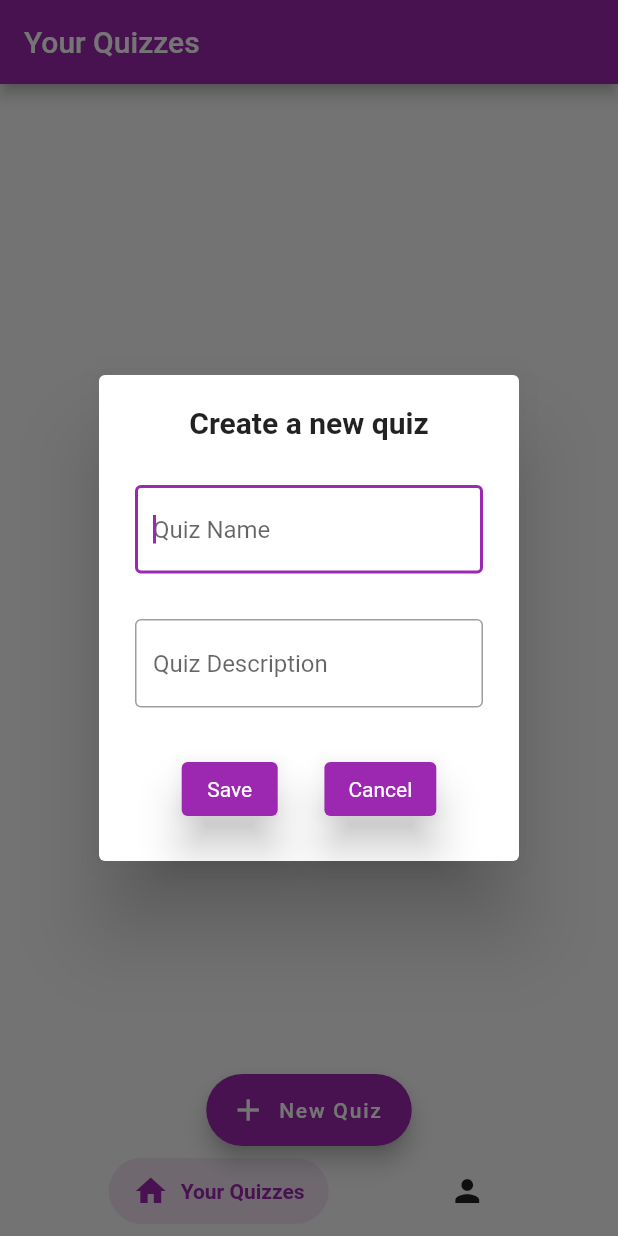
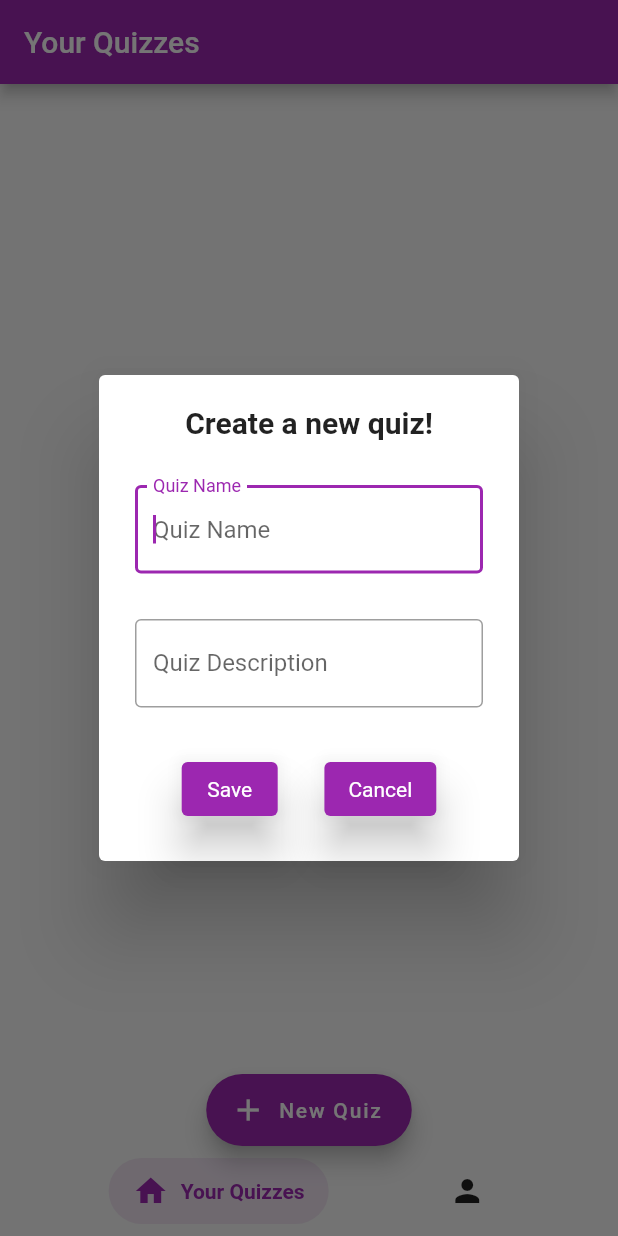
Before and after one commit to a-knaw-knee-mus/Flutter-Quizzer, a Flutter app: the screen it shows after launch, after a tap on "New Quiz", on a phone screen of 412 x 824 dp. Run offline on Flutter 3.47's test engine with Material 2 defaults, Android fonts, the phone set to English and light mode, and no system bars; drawn by our look-alikes of salomon_bottom_bar; our stand-ins replace flutter_slidable, hive, hive_flutter; accounts and stored records are empty.

Commit message:
edit quiz functionality

```diff
--- a/lib/screens/quiz_dialog_screen.dart
+++ b/lib/screens/quiz_dialog_screen.dart
@@ -1,36 +1,101 @@
 import 'package:flutter/material.dart';
+import 'package:flutter_quizzer/schema/quiz.dart';
+import 'package:flutter_quizzer/types/form_types.dart';
 
-class QuizDialog extends StatelessWidget {
-  final void Function(String, String) saveQuiz;
+class QuizDialog extends StatefulWidget {
+  final void Function(String, String, {String? quizId}) saveQuiz;
   final BuildContext context;
+  final FormType formType;
+  final Quiz? quiz;
+  final String? quizId;
 
-  QuizDialog({super.key, required this.saveQuiz, required this.context});
+  const QuizDialog({
+    super.key,
+    required this.saveQuiz,
+    required this.context,
+    required this.formType,
+    this.quizId,
+    this.quiz,
+  });
 
+  @override
+  State<QuizDialog> createState() => _QuizDialogState();
+}
+
+class _QuizDialogState extends State<QuizDialog> {
   final _quizNameController = TextEditingController();
+
   final _quizDescController = TextEditingController();
+
   final _formKey = GlobalKey<FormState>();
+
+  @override
+  void initState() {
+    if (widget.quiz != null) {
+      _quizNameController.text = widget.quiz!.name;
+      _quizDescController.text = widget.quiz!.description;
+    }
+    super.initState();
+  }
+
+  String getDialogTitle() {
+    switch (widget.formType) {
+      case FormType.create:
+        return 'Create a new quiz!';
+      case FormType.edit:
+        return 'Edit a quiz!';
+      default:
+        return 'Invalid form type';
+    }
+  }
+
+  String getSnackbarText() {
+    switch (widget.formType) {
+      case FormType.create:
+        return 'New quiz created!';
+      case FormType.edit:
+        return 'Quiz edited!';
+      default:
+        return 'Invalid form type';
+    }
+  }
+
+  Color getSnackbarColor() {
+    switch (widget.formType) {
+      case FormType.create:
+        return Colors.green;
+      case FormType.edit:
+        return Colors.blue;
+      default:
+        return Colors.green;
+    }
+  }
 
   void onSave() {
     // Form validate
     if (!_formKey.currentState!.validate()) return;
 
     // Form submit
-    saveQuiz(_quizNameController.text, _quizDescController.text);
+    widget.saveQuiz(
+      _quizNameController.text,
+      _quizDescController.text,
+      quizId: widget.quizId,
+    );
 
     // Form reset
     _quizNameController.clear();
     _quizDescController.clear();
-    Navigator.of(context).pop();
-    ScaffoldMessenger.of(context).showSnackBar(
-      const SnackBar(
+    Navigator.of(widget.context).pop();
+    ScaffoldMessenger.of(widget.context).showSnackBar(
+      SnackBar(
         content: Text(
-          'New quiz created!',
+          getSnackbarText(),
         ),
-        duration: Duration(
+        duration: const Duration(
           milliseconds: 1500,
         ),
         showCloseIcon: true,
-        backgroundColor: Colors.green,
+        backgroundColor: getSnackbarColor(),
       ),
     );
   }
@@ -45,9 +110,9 @@ class QuizDialog extends StatelessWidget {
           child: Column(
             mainAxisAlignment: MainAxisAlignment.spaceBetween,
             children: [
-              const Text(
-                'Create a new quiz',
-                style: TextStyle(
+              Text(
+                getDialogTitle(),
+                style: const TextStyle(
                   fontSize: 20,
                   fontWeight: FontWeight.bold,
                 ),
@@ -58,6 +123,7 @@ class QuizDialog extends StatelessWidget {
                 decoration: const InputDecoration(
                   border: OutlineInputBorder(),
                   hintText: 'Quiz Name',
+                  labelText: 'Quiz Name',
                 ),
                 validator: (value) {
                   if (value == null || value.isEmpty) {
@@ -71,6 +137,7 @@ class QuizDialog extends StatelessWidget {
                 decoration: const InputDecoration(
                   border: OutlineInputBorder(),
                   hintText: 'Quiz Description',
+                  labelText: 'Quiz Description',
                 ),
                 validator: (value) {
                   if (value == null || value.isEmpty) {
--- a/lib/screens/quizzes_screen.dart
+++ b/lib/screens/quizzes_screen.dart
@@ -3,6 +3,7 @@ import 'package:flutter_quizzer/schema/question.dart';
 import 'package:flutter_quizzer/schema/quiz.dart';
 import 'package:flutter_quizzer/screens/quiz_dialog_screen.dart';
 import 'package:flutter_quizzer/screens/questions_screen.dart';
+import 'package:flutter_quizzer/types/form_types.dart';
 import 'package:flutter_slidable/flutter_slidable.dart';
 import 'package:hive/hive.dart';
 import 'package:uuid/uuid.dart';
@@ -17,8 +18,14 @@ class QuizzesScreen extends StatefulWidget {
 class _QuizzesScreenState extends State<QuizzesScreen> {
   final quizBox = Hive.box<Quiz>('quizBox');
 
-  void saveQuiz(String quizName, String quizDesc) {
-    String uuid = const Uuid().v1();
+  void saveQuiz(String quizName, String quizDesc, {String? quizId}) {
+    String uuid;
+
+    if (quizId == null) {
+      uuid = const Uuid().v1();
+    } else {
+      uuid = quizId;
+    }
 
     setState(() {
       quizBox.put(
@@ -58,11 +65,17 @@ class _QuizzesScreenState extends State<QuizzesScreen> {
     );
   }
 
-  void showQuizDialog() {
+  void showQuizDialog(FormType dialogType, {String? quizId, Quiz? quiz}) {
     showDialog(
       context: context,
       builder: (context) {
-        return QuizDialog(saveQuiz: saveQuiz, context: context);
+        return QuizDialog(
+          saveQuiz: saveQuiz,
+          context: context,
+          formType: dialogType,
+          quiz: quiz,
+          quizId: quizId,
+        );
       },
     );
   }
@@ -76,7 +89,9 @@ class _QuizzesScreenState extends State<QuizzesScreen> {
       floatingActionButton: FloatingActionButton.extended(
         label: const Text('New Quiz'),
         icon: const Icon(Icons.add),
-        onPressed: showQuizDialog,
+        onPressed: () {
+          showQuizDialog(FormType.create);
+        },
       ),
       floatingActionButtonLocation:
           FloatingActionButtonLocation.miniCenterDocked,
@@ -102,7 +117,13 @@ class _QuizzesScreenState extends State<QuizzesScreen> {
                     borderRadius: BorderRadius.circular(12),
                   ),
                   SlidableAction(
-                    onPressed: (context) {},
+                    onPressed: (context) {
+                      showQuizDialog(
+                        FormType.edit,
+                        quiz: quiz,
+                        quizId: quizId,
+                      );
+                    },
                     icon: Icons.edit,
                     backgroundColor: Colors.green,
                     borderRadius: BorderRadius.circular(12),
```
Also changed, not shown: lib/screens/questions_screen.dart (+9 -8 lines).
